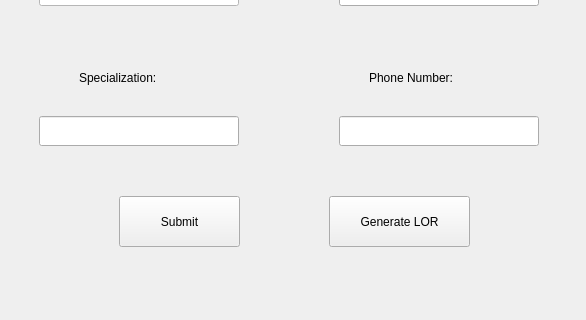
yking-ly/LOR_python_app, file UI/fill_details.ui: the form before one commit; both pictures show x 0 to 586 and y 213 to 533 of the 586 by 533 pixel window.
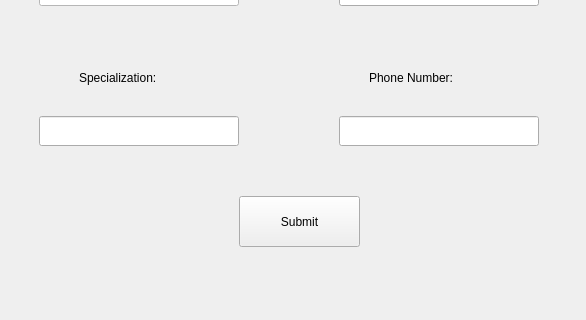
The form after the commit.

What changed in the file:
```diff
--- a/UI/fill_details.ui
+++ b/UI/fill_details.ui
@@ -87,7 +87,7 @@
       <widget class="QPushButton" name="submit_button">
        <property name="geometry">
         <rect>
-         <x>110</x>
+         <x>230</x>
          <y>400</y>
          <width>121</width>
          <height>51</height>
@@ -309,28 +309,6 @@
         <string>Specialization:</string>
        </property>
       </widget>
-      <widget class="QPushButton" name="generate_lor_button">
-       <property name="geometry">
-        <rect>
-         <x>320</x>
-         <y>400</y>
-         <width>141</width>
-         <height>51</height>
-        </rect>
-       </property>
-       <property name="sizePolicy">
-        <sizepolicy hsizetype="Fixed" vsizetype="Fixed">
-         <horstretch>0</horstretch>
-         <verstretch>0</verstretch>
-        </sizepolicy>
-       </property>
-       <property name="styleSheet">
-        <string notr="true">font: 16pt &quot;Times New Roman&quot;;</string>
-       </property>
-       <property name="text">
-        <string>Generate LOR</string>
-       </property>
-      </widget>
      </widget>
     </item>
    </layout>
```
Left out of the diff: 3 changed lines with no effect on the pictures.
